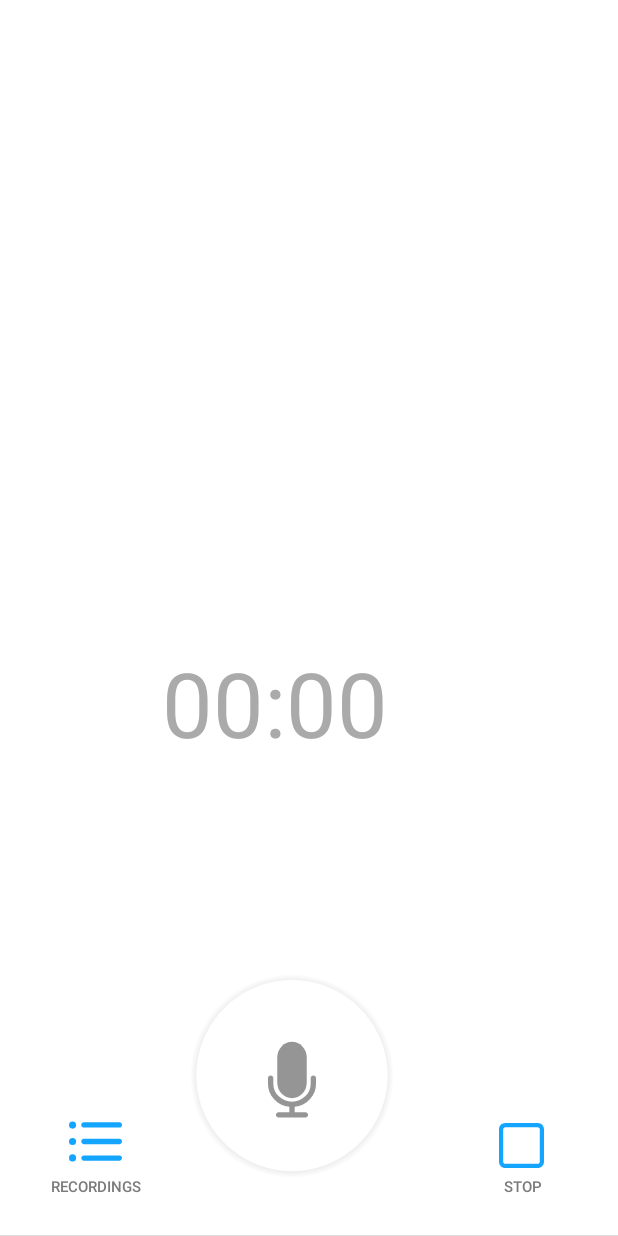
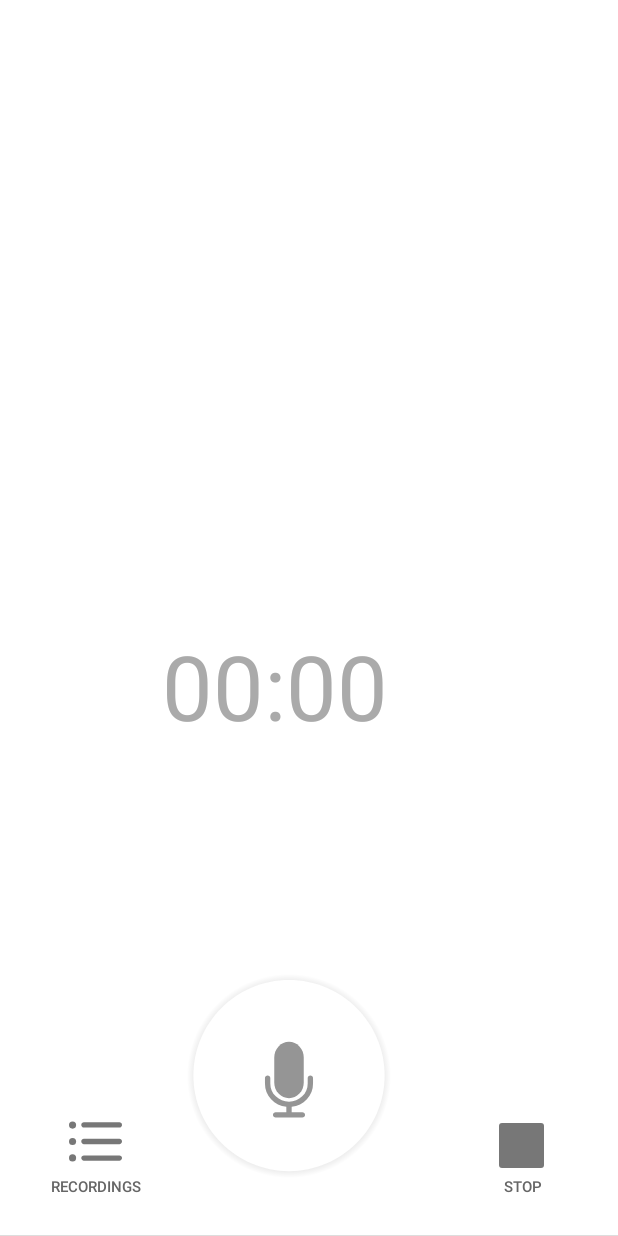
Before and after one commit to vlfom/Scribo, an Android app: the screen it shows after launch (MainActivity), on a phone screen of 412 x 824 dp. Run offline under Robolectric (Android 15) with nearby library versions, the phone set to English and light mode, and no system bars; our stand-ins replace Room's generated code.

Commit message:
Work on design.

```diff
--- a/app/src/main/java/com/example/isausmanov/scriboai/VoiceView.java
+++ b/app/src/main/java/com/example/isausmanov/scriboai/VoiceView.java
@@ -76,7 +76,7 @@ public class VoiceView extends View {
 
         mPaint = new Paint();
         mPaint.setAntiAlias(true);
-        mPaint.setColor(Color.argb(255, 19, 165, 255));
+        mPaint.setColor(Color.argb(255, 183, 28, 28));
 
         mMinRadius = ScreenUtils.dp2px(getContext(), 68) / 2;
         mCurrentRadius = mMinRadius;
--- a/app/src/main/java/com/example/isausmanov/scriboai/activities/MainActivity.java
+++ b/app/src/main/java/com/example/isausmanov/scriboai/activities/MainActivity.java
@@ -258,15 +258,17 @@ public class MainActivity extends AppCompatActivity implements VoiceView.OnIClic
         builder.setPositiveButton("Save", (dialog, which) -> {
             saveRecording(input.getText().toString());
             Toast.makeText(MainActivity.this, "Successfully saved.", Toast.LENGTH_SHORT).show();
+
             InputMethodManager imm = (InputMethodManager) getSystemService(Context.INPUT_METHOD_SERVICE);
             imm.hideSoftInputFromWindow(input.getWindowToken(), 0);
-            Toast.makeText(MainActivity.this, "Cancelled", Toast.LENGTH_SHORT).show();
         });
         builder.setNegativeButton("Cancel", (dialog, which) -> {
             dialog.cancel();
+
+            Toast.makeText(MainActivity.this, "Cancelled", Toast.LENGTH_SHORT).show();
+
             InputMethodManager imm = (InputMethodManager) getSystemService(Context.INPUT_METHOD_SERVICE);
             imm.hideSoftInputFromWindow(input.getWindowToken(), 0);
-            Toast.makeText(MainActivity.this, "Cancelled", Toast.LENGTH_SHORT).show();
         });
 
         builder.show();
--- /dev/null
+++ b/app/src/main/res/drawable/ic_save_recording_simple.xml
@@ -0,0 +1,15 @@
+<?xml version="1.0" encoding="utf-8"?>
+<layer-list
+    xmlns:android="http://schemas.android.com/apk/res/android"
+    android:width="30dp"
+    android:height="30dp">
+    <item>
+        <shape
+            android:shape="rectangle">
+            <solid android:color="#777" />
+            <size android:height="30dp" android:width="30dp" />
+            <corners android:radius="2dp"/>
+        </shape>
+    </item>
+
+</layer-list>
--- a/app/src/main/res/layout/activity_main.xml
+++ b/app/src/main/res/layout/activity_main.xml
@@ -13,7 +13,7 @@
         android:layout_width="190dp"
         android:layout_height="210dp"
         android:layout_centerInParent="true"
-        android:layout_marginStart="60dp"
+        android:layout_marginStart="57dp"
         android:layout_marginBottom="1dp"
         android:background="#FFF"
         app:layout_constraintBottom_toBottomOf="parent"
@@ -26,7 +26,7 @@
         android:layout_width="wrap_content"
         android:layout_height="wrap_content"
         android:layout_marginStart="108dp"
-        android:layout_marginBottom="104dp"
+        android:layout_marginBottom="115dp"
         android:textColor="@android:color/darker_gray"
         android:textSize="60sp"
         app:layout_constraintBottom_toTopOf="@+id/voiceview"
@@ -40,7 +40,7 @@
         android:layout_marginStart="20dp"
         android:layout_marginBottom="16dp"
         android:drawableTop="@drawable/ic_list_cstm"
-        android:drawableTint="@color/colorAccent"
+        android:drawableTint="#777"
         android:drawablePadding="5dp"
 
         android:text="Recordings"
@@ -56,8 +56,7 @@
         android:layout_height="wrap_content"
         android:layout_marginEnd="20dp"
         android:layout_marginBottom="16dp"
-        android:drawableTop="@drawable/ic_stop_button"
-        android:drawableTint="@color/colorAccent"
+        android:drawableTop="@drawable/ic_save_recording_simple"
         android:drawablePadding="5dp"
         android:text="Stop"
         android:textSize="10dp"
--- a/app/src/main/res/values/colors.xml
+++ b/app/src/main/res/values/colors.xml
@@ -5,5 +5,5 @@
     <color name="colorPrimaryDarkOld">#0045ac</color>
     <color name="colorAccent">#13a5ff</color>
     <color name="colorWhite">#ffffff</color>
-    <color name="colorGray">#7b7b7b</color>
+    <color name="colorGray">#666</color>
 </resources>
```
Also changed, not shown: app/src/main/java/com/example/isausmanov/scriboai/RecordingListAdapter.java (+7 -2 lines), app/src/main/java/com/example/isausmanov/scriboai/activities/RecordingDetailsActivity.java (+45 -66 lines), app/src/main/java/com/example/isausmanov/scriboai/activities/RecordingListActivity.java (+10 -13 lines), app/src/main/res/drawable/ic_save_recording.xml (added, +32 -0 lines).
